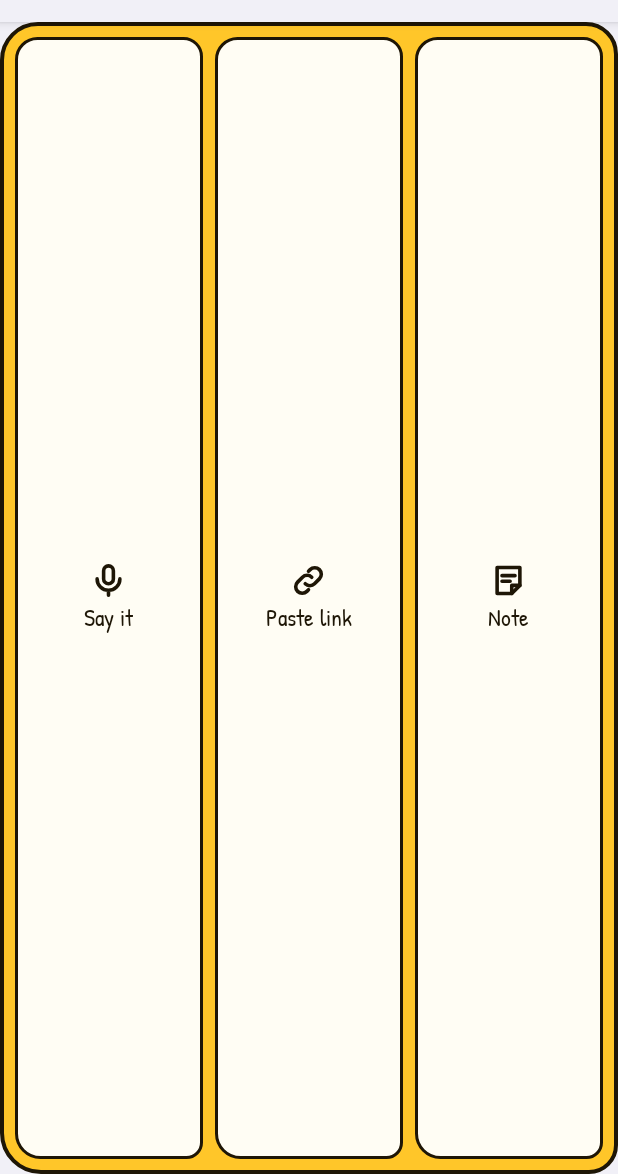
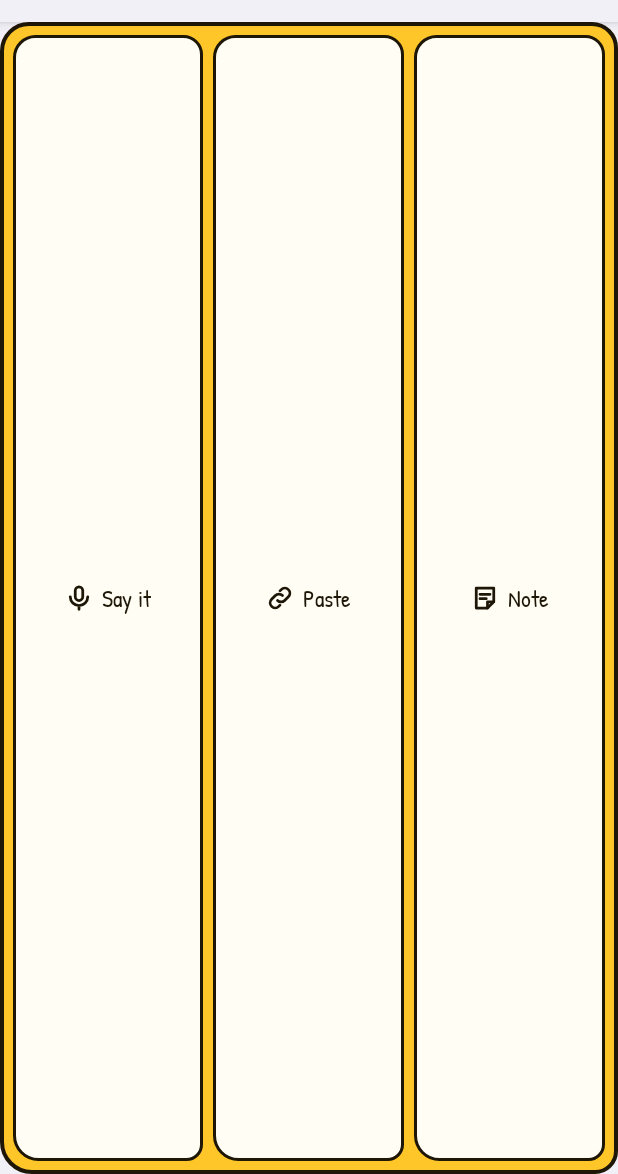
Before and after one commit to Ibidun-Aliyah/Ibidun-Aliyah, an Android app: the layout widget_quick.xml on its own in the app's theme, with its tools: preview values and no code run, on a phone screen of 412 x 824 dp, the part 62-1236 px from its top. Run offline under Robolectric (Android 15) with nearby library versions, the phone set to English and light mode, and no system bars.

Commit message:
Quick save widget: side-by-side buttons that fit a one-row widget (v5.1)
Co-Authored-By: Claude Opus 5.5 <noreply@anthropic.com>
Claude-Session: https://claude.ai/code/session_01N6wZv98aTwTPKqGN44UyeC

```diff
--- a/follow-through/android/app/build.gradle
+++ b/follow-through/android/app/build.gradle
@@ -7,8 +7,8 @@ android {
         applicationId 'com.followthrough.bubble'
         minSdk 30          // AccessibilityService.takeScreenshot needs Android 11+
         targetSdk 34
-        versionCode 20
-        versionName "5.0"
+        versionCode 21
+        versionName "5.1"
     }
     buildTypes {
         release { minifyEnabled false; signingConfig signingConfigs.debug }
--- a/follow-through/android/app/src/main/res/drawable/wcard_honey.xml
+++ b/follow-through/android/app/src/main/res/drawable/wcard_honey.xml
@@ -1,6 +1,6 @@
 <?xml version="1.0" encoding="utf-8"?>
 <shape xmlns:android="http://schemas.android.com/apk/res/android">
-    <corners android:topLeftRadius="24dp" android:topRightRadius="20dp" android:bottomLeftRadius="26dp" android:bottomRightRadius="18dp"/>
+    <corners android:topLeftRadius="18dp" android:topRightRadius="16dp" android:bottomLeftRadius="20dp" android:bottomRightRadius="14dp"/>
     <solid android:color="#FFC629"/>
     <stroke android:width="2.5dp" android:color="#1E1606"/>
 </shape>
--- a/follow-through/android/app/src/main/res/layout/widget_quick.xml
+++ b/follow-through/android/app/src/main/res/layout/widget_quick.xml
@@ -1,20 +1,26 @@
 <?xml version="1.0" encoding="utf-8"?>
 <LinearLayout xmlns:android="http://schemas.android.com/apk/res/android" android:id="@+id/q_root"
     android:layout_width="match_parent" android:layout_height="match_parent" android:orientation="horizontal"
-    android:padding="6dp" android:background="@drawable/wcard_honey">
+    android:gravity="center_vertical" android:padding="5dp" android:background="@drawable/wcard_honey">
     <LinearLayout android:id="@+id/q_voice" android:layout_width="0dp" android:layout_height="match_parent" android:layout_weight="1"
-        android:layout_margin="4dp" android:orientation="vertical" android:gravity="center" android:background="@drawable/wcard_btn">
-        <ImageView android:layout_width="26dp" android:layout_height="26dp" android:src="@drawable/ic_w_mic" android:contentDescription="@null" />
-        <TextView android:layout_width="wrap_content" android:layout_height="wrap_content" android:fontFamily="@font/patrick_hand" android:textColor="#1E1606" android:textSize="16sp" android:text="Say it" />
+        android:layout_margin="3dp" android:orientation="horizontal" android:gravity="center" android:minHeight="36dp"
+        android:paddingLeft="6dp" android:paddingRight="6dp" android:background="@drawable/wcard_btn">
+        <ImageView android:layout_width="20dp" android:layout_height="20dp" android:src="@drawable/ic_w_mic" android:contentDescription="@null" />
+        <TextView android:layout_width="wrap_content" android:layout_height="wrap_content" android:layout_marginStart="5dp"
+            android:fontFamily="@font/patrick_hand" android:textColor="#1E1606" android:textSize="16sp" android:maxLines="1" android:ellipsize="end" android:text="Say it" />
     </LinearLayout>
     <LinearLayout android:id="@+id/q_paste" android:layout_width="0dp" android:layout_height="match_parent" android:layout_weight="1"
-        android:layout_margin="4dp" android:orientation="vertical" android:gravity="center" android:background="@drawable/wcard_btn">
-        <ImageView android:layout_width="26dp" android:layout_height="26dp" android:src="@drawable/ic_w_link" android:contentDescription="@null" />
-        <TextView android:layout_width="wrap_content" android:layout_height="wrap_content" android:fontFamily="@font/patrick_hand" android:textColor="#1E1606" android:textSize="16sp" android:text="Paste link" />
+        android:layout_margin="3dp" android:orientation="horizontal" android:gravity="center" android:minHeight="36dp"
+        android:paddingLeft="6dp" android:paddingRight="6dp" android:background="@drawable/wcard_btn">
+        <ImageView android:layout_width="20dp" android:layout_height="20dp" android:src="@drawable/ic_w_link" android:contentDescription="@null" />
+        <TextView android:layout_width="wrap_content" android:layout_height="wrap_content" android:layout_marginStart="5dp"
+            android:fontFamily="@font/patrick_hand" android:textColor="#1E1606" android:textSize="16sp" android:maxLines="1" android:ellipsize="end" android:text="Paste" />
     </LinearLayout>
     <LinearLayout android:id="@+id/q_note" android:layout_width="0dp" android:layout_height="match_parent" android:layout_weight="1"
-        android:layout_margin="4dp" android:orientation="vertical" android:gravity="center" android:background="@drawable/wcard_btn">
-        <ImageView android:layout_width="26dp" android:layout_height="26dp" android:src="@drawable/ic_w_note" android:contentDescription="@null" />
-        <TextView android:layout_width="wrap_content" android:layout_height="wrap_content" android:fontFamily="@font/patrick_hand" android:textColor="#1E1606" android:textSize="16sp" android:text="Note" />
+        android:layout_margin="3dp" android:orientation="horizontal" android:gravity="center" android:minHeight="36dp"
+        android:paddingLeft="6dp" android:paddingRight="6dp" android:background="@drawable/wcard_btn">
+        <ImageView android:layout_width="20dp" android:layout_height="20dp" android:src="@drawable/ic_w_note" android:contentDescription="@null" />
+        <TextView android:layout_width="wrap_content" android:layout_height="wrap_content" android:layout_marginStart="5dp"
+            android:fontFamily="@font/patrick_hand" android:textColor="#1E1606" android:textSize="16sp" android:maxLines="1" android:ellipsize="end" android:text="Note" />
     </LinearLayout>
 </LinearLayout>
```
Also changed, not shown: 5 other files.
